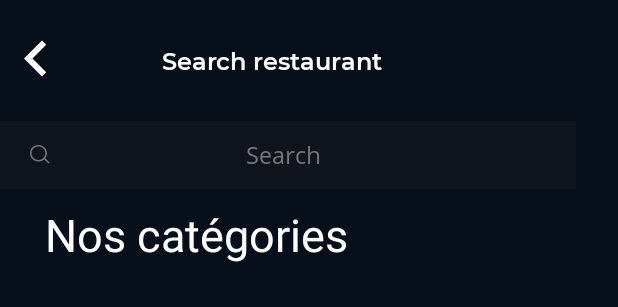
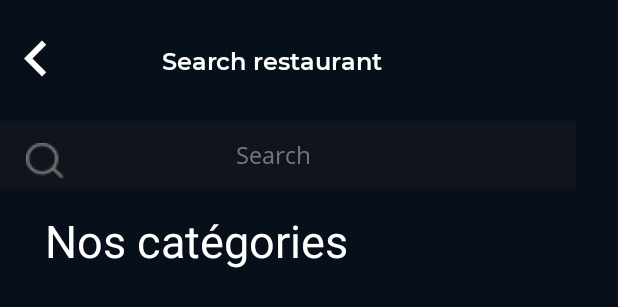
Before and after one commit to hazem1262/ByHalal, an Android app: the layout activity_search_restaurant.xml on its own in the app's theme, with its tools: preview values and no code run, on a phone screen of 412 x 824 dp. Shown: the top 307 px of the screen. Run offline under Robolectric (Android 15) with nearby library versions, the light colour scheme and no system bars.

Commit message:
# 1)search and clear works now on searchEditText   2)search result list created and onItemClicked done   3)there will be changing in search api because it doesn't take any data

```diff
--- a/app/src/main/java/com/example/alexander/halalappv1/activities/RestaurantProfileActivity.java
+++ b/app/src/main/java/com/example/alexander/halalappv1/activities/RestaurantProfileActivity.java
@@ -908,7 +908,8 @@ public class RestaurantProfileActivity extends AppCompatActivity {
                     Intent intent = new Intent(RestaurantProfileActivity.this, MainActivity.class);
                     intent.setAction(ConstantsHelper.ACTION_RESERVE_FRAGMENT);
                     startActivity(intent);
-                }
+                }else
+                    super.onBackPressed();
             }
         }
     }
--- a/app/src/main/java/com/example/alexander/halalappv1/utils/ConstantsHelper.java
+++ b/app/src/main/java/com/example/alexander/halalappv1/utils/ConstantsHelper.java
@@ -19,6 +19,7 @@ public class ConstantsHelper {
     public static final String KEY_CITY_LONGITUDE = "city_longitude";
 
     public static final String ACTION_HOME_FRAGMENT = "home_fragment";
+    public static final String ACTION_SEARCH_ACTIVITY = "search_activity";
     public static final String ACTION_SEARCH_FRAGMENT = "search_fragment";
     public static final String ACTION_RESERVE_FRAGMENT = "reserve_fragment";
     public static final String ACTION_PROFILE_FRAGMENT = "profile_fragment";
@@ -86,6 +87,7 @@ public class ConstantsHelper {
     public static final String RESTAURANTS_LIST_BODY = "list-body";
     public static final String RESTAURANTS_LIST_FOOTER = "list-footer";
     public static final String GET_ALL_CATEGORIES_API = "allCategories";
+    public static final String SEARCH_RESTAURANT = "searchRestaurant";
 
 
 }
--- a/app/src/main/res/layout/activity_search_restaurant.xml
+++ b/app/src/main/res/layout/activity_search_restaurant.xml
@@ -36,29 +36,67 @@
             android:textSize="@dimen/app_text_size"
             android:layout_marginStart="60dp"
             android:layout_toEndOf="@id/iv_search_restaurant_arrow_back"
-            android:layout_marginTop="31dp" />
+            android:layout_marginTop="31dp"
+            />
 
+        <RelativeLayout
+            android:layout_width="match_parent"
+            android:layout_height="wrap_content"
+            android:layout_marginTop="30dp"
+            android:layout_below="@id/tv_search_restaurant_header_label"
+            android:id="@+id/search_edit_frame">
             <EditText
                 android:id="@+id/et_search_restaurant_search"
-            android:layout_below="@id/tv_search_restaurant_header_label"
                 android:layout_width="384dp"
                 android:layout_height="45dp"
                 android:background="@color/search_edit_text_bg"
-            android:drawableStart="@drawable/ic_text_view_search"
+                android:inputType="text"
+                android:maxLines="1"
                 android:fontFamily="@font/opensans_regular"
                 android:gravity="center"
-            android:paddingStart="20dp"
-            android:paddingEnd="40dp"
+                android:paddingStart="50dp"
+                android:paddingEnd="70dp"
                 android:hint="@string/et_search_restaurant_search_text_hint"
                 android:padding="10dp"
                 android:textColor="@color/white"
                 android:textColorHint="@color/grey_777777"
                 android:textSize="@dimen/app_text_size"
-            android:layout_marginTop="30dp" />
+                />
+            <ImageView
+                android:id="@+id/search_restaurant_search_icon"
+                android:layout_width="45dp"
+                android:layout_height="45dp"
+                android:clickable="true"
+                android:focusable="true"
+                android:padding="10dp"
+                android:layout_marginStart="7dp"
+                android:layout_marginTop="4dp"
+                android:src="@drawable/ic_text_view_search"
+                />
+
+            <TextView
+                android:id="@+id/search_restaurant_clear"
+                android:layout_width="wrap_content"
+                android:layout_height="45dp"
+                android:gravity="center"
+                android:text="@string/annuler"
+                android:textColor="@color/white"
+                android:visibility="gone"
+                android:textSize="@dimen/app_text_size"
+                android:clickable="true"
+                android:focusable="true"
+                android:layout_alignParentEnd="true"
+                android:layout_centerVertical="true"
+                android:layout_marginEnd="10dp"
+                />
+
+        </RelativeLayout>
+
+
 
         <TextView
             android:id="@+id/cat_title"
-            android:layout_below="@id/et_search_restaurant_search"
+            android:layout_below="@id/search_edit_frame"
             android:layout_width="wrap_content"
             android:layout_height="wrap_content"
             android:layout_marginStart="30dp"
@@ -74,7 +112,19 @@
             android:scrollbars="none"
             android:layout_width="match_parent"
             android:background="@color/modifiedPrimaryColor"
-            android:layout_height="wrap_content" />
+            android:layout_height="wrap_content"
+            />
+
+        <android.support.v7.widget.RecyclerView
+            android:id="@+id/search_recycler_view"
+            android:layout_below="@id/search_edit_frame"
+            android:layout_margin="30dp"
+            android:visibility="gone"
+            android:scrollbars="vertical"
+            android:layout_width="match_parent"
+            android:background="@color/modifiedPrimaryColor"
+            android:layout_height="wrap_content"
+            />
 
     </RelativeLayout>
 
--- a/app/src/main/res/values/strings.xml
+++ b/app/src/main/res/values/strings.xml
@@ -243,6 +243,7 @@
 	<string name="persons">Personnes</string>
 	<string name="Supprimer">Supprimer</string>
     <string name="nos_categories">Nos catégories</string>
+    <string name="annuler">Annuler</string>
     <!--=========================================================================================-->
 
 </resources>
```
Also changed, not shown: app/src/main/java/com/example/alexander/halalappv1/activities/SearchRestaurantActivity.java (+119 -59 lines), app/src/main/java/com/example/alexander/halalappv1/services/SearchRestaurantService.java (added, +16 -0 lines). Lines whose indentation alone changed are shown as unchanged.
